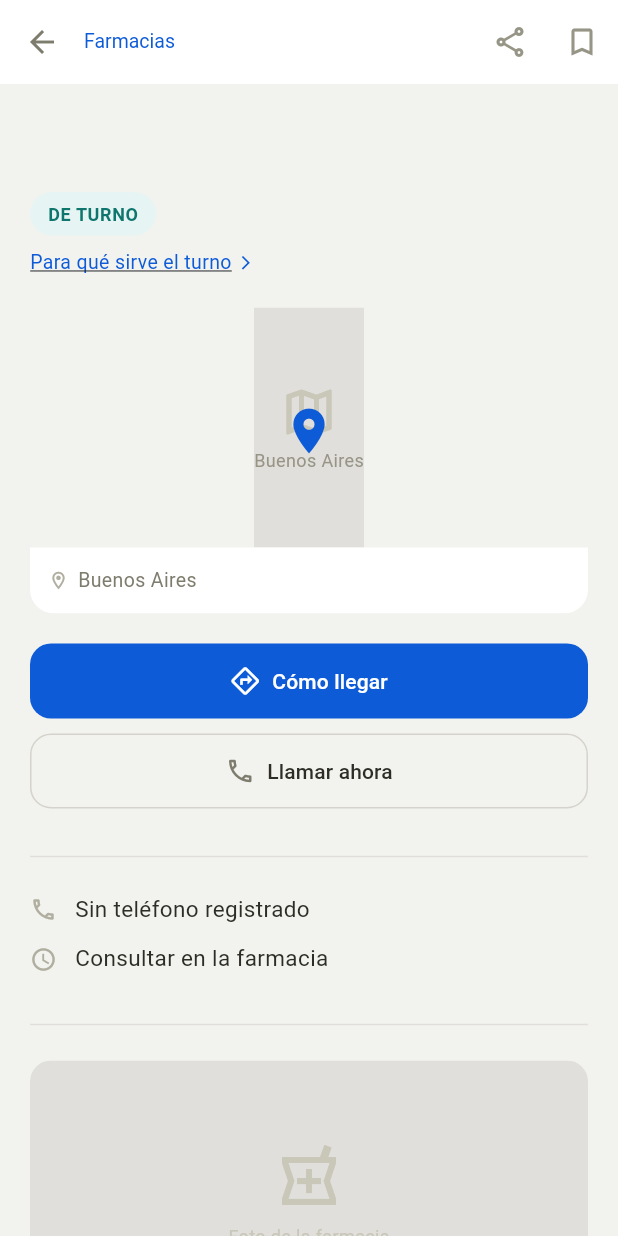
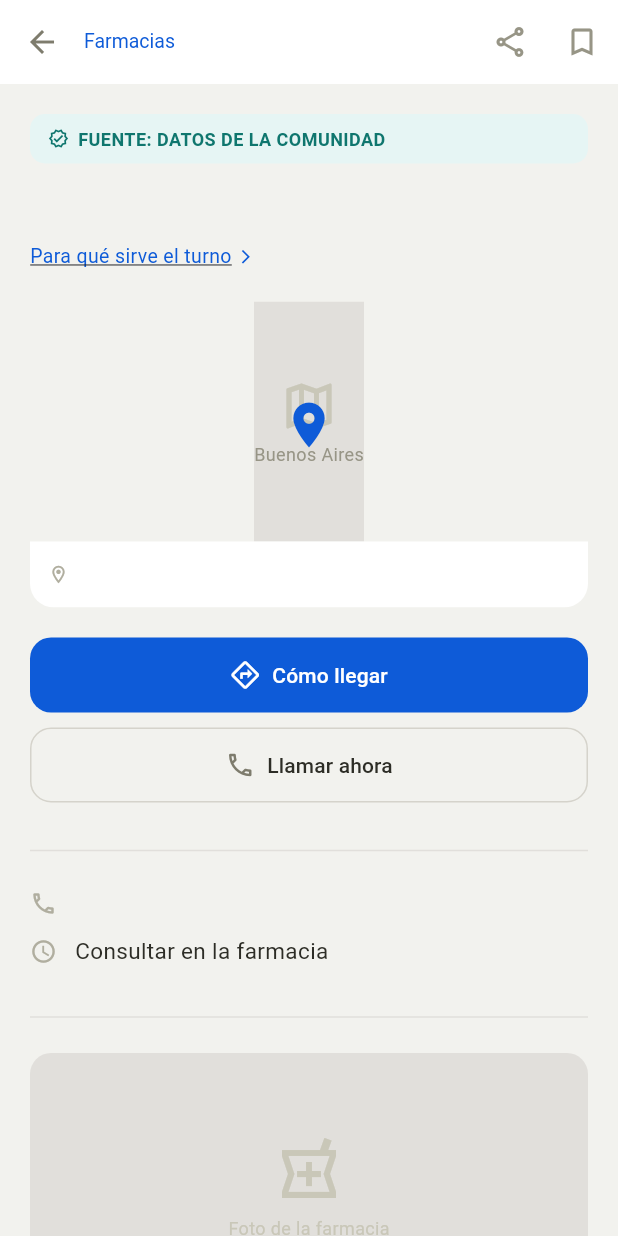
Before and after one commit to pablo-ziegler-glitch/TuM2, a Flutter app: the PharmacyDutyDetailScreen screen opened directly with empty values, on a phone screen of 412 x 824 dp. Run offline on Flutter 3.47's test engine with Material 3 defaults, Android fonts, the phone set to English and light mode, and no system bars; our stand-ins replace cloud_firestore, cloud_functions, firebase_analytics, firebase_auth, firebase_core, flutter_riverpod and 4 more; accounts and stored records are empty; statements that could not run were skipped.

Commit message:
tum2-0061 PR2: conectar pharmacy_duty_detail_screen y actualizar router
pharmacy_duty_detail_screen.dart:
- Nuevo parámetro opcional PharmacyDutyItem? item en constructor
- Si item != null: usa datos directamente (navegación normal desde lista)
- Si item == null (deep link): FutureBuilder con fetch merchant_public/{id}
- Elimina _demoDetails y _resolveDetail
- Botón "Llamar ahora" oculto si item.phone == null
- Botón "Cómo llegar" y mapa ocultos si item.lat/lng == null
- _VerificationRow deriva source de dutyVerificationStatus (sin verifiedAgo)
- Analytics farmacia_maps_tap y farmacia_call_tap en ambos CTAs

app_router.dart:
- Ruta /pharmacy/:id lee state.extra as PharmacyDutyItem? y lo pasa al constructor
- Agrega import de pharmacy_duty_item.dart

https://claude.ai/code/session_01VnHffYUXvi2uWpbS4eTmBV

```diff
--- a/mobile/lib/core/router/app_router.dart
+++ b/mobile/lib/core/router/app_router.dart
@@ -25,6 +25,7 @@ import '../../modules/brand/onboarding_owner/onboarding_owner_flow.dart';
 import '../../modules/brand/onboarding_owner/models/onboarding_draft.dart';
 import '../../modules/pharmacy/screens/pharmacy_duty_screen.dart';
 import '../../modules/pharmacy/screens/pharmacy_duty_detail_screen.dart';
+import '../../modules/pharmacy/models/pharmacy_duty_item.dart';
 import '../../shared/widgets/placeholder_screen.dart';
 
 // ── Pending route (deep link pre-auth) ───────────────────────────────────────
@@ -280,7 +281,8 @@ List<RouteBase> _buildRoutes() {
       path: '/pharmacy/:id',
       builder: (context, state) {
         final id = state.pathParameters['id']!;
-        return PharmacyDutyDetailScreen(pharmacyId: id);
+        final item = state.extra as PharmacyDutyItem?;
+        return PharmacyDutyDetailScreen(pharmacyId: id, item: item);
       },
     ),
 
--- a/mobile/lib/modules/pharmacy/screens/pharmacy_duty_detail_screen.dart
+++ b/mobile/lib/modules/pharmacy/screens/pharmacy_duty_detail_screen.dart
@@ -1,9 +1,12 @@
+import 'package:cloud_firestore/cloud_firestore.dart';
 import 'package:flutter/material.dart';
 import 'package:go_router/go_router.dart';
 import 'package:url_launcher/url_launcher.dart';
+import 'package:firebase_analytics/firebase_analytics.dart';
 
 import '../../../core/theme/app_colors.dart';
 import '../../../core/theme/app_text_styles.dart';
+import '../models/pharmacy_duty_item.dart';
 
 // ── Helpers de acción nativa ──────────────────────────────────────────────────
 
@@ -11,8 +14,9 @@ Future<void> _openMaps(String address) async {
   final encoded = Uri.encodeComponent(address);
   final uri = Uri.parse(
       'https://www.google.com/maps/search/?api=1&query=$encoded');
-  if (await canLaunchUrl(uri)) await launchUrl(uri,
-      mode: LaunchMode.externalApplication);
+  if (await canLaunchUrl(uri)) {
+    await launchUrl(uri, mode: LaunchMode.externalApplication);
+  }
 }
 
 Future<void> _callPhone(String phone) async {
@@ -21,100 +25,148 @@ Future<void> _callPhone(String phone) async {
   if (await canLaunchUrl(uri)) await launchUrl(uri);
 }
 
-// ── Demo data (reemplazar con carga Firestore en TuM2-0061) ──────────────────
-
-typedef _PharmacyDetail = ({
-  String name,
-  String address,
-  String distanceText,
-  String phone,
-  String dutyUntil,
-  String source,
-  String verifiedAgo,
-  String hours,
-});
-
-const Map<String, _PharmacyDetail> _demoDetails = {
-  'farmacia-central-palermo': (
-    name: 'Farmacia Central Palermo',
-    address: 'Av. Independencia 1420, Ciudad Autónoma de Buenos Aires',
-    distanceText: 'A 450m de tu ubicación actual',
-    phone: '+54 11 4321-9876',
-    dutyUntil: 'DE TURNO HASTA MAÑANA 08:30',
-    source: 'MINISTERIO DE SALUD',
-    verifiedAgo: '12 MIN',
-    hours: 'Abierto 24hs (Turno asignado)',
-  ),
-  'farmacia-del-jardin': (
-    name: 'Farmacia del Jardín',
-    address: 'Scalabrini Ortiz 2105, Ciudad Autónoma de Buenos Aires',
-    distanceText: 'A 820m de tu ubicación actual',
-    phone: '+54 11 4567-8901',
-    dutyUntil: 'DE TURNO HASTA MAÑANA 08:30',
-    source: 'COLEGIO DE FARMACÉUTICOS',
-    verifiedAgo: '45 MIN',
-    hours: 'Abierto 24hs (Turno asignado)',
-  ),
-  'nueva-era-farmacias': (
-    name: 'Nueva Era Farmacias',
-    address: 'Av. Las Heras 3800, Ciudad Autónoma de Buenos Aires',
-    distanceText: 'A 1.2km de tu ubicación actual',
-    phone: '+54 11 4890-1234',
-    dutyUntil: 'DE TURNO HASTA MAÑANA 08:30',
-    source: 'DATOS DE LA COMUNIDAD',
-    verifiedAgo: '2 HS',
-    hours: 'Abierto 24hs (Turno asignado)',
-  ),
-};
-
-_PharmacyDetail _resolveDetail(String id) =>
-    _demoDetails[id] ??
-    (
-      name: id,
-      address: 'Buenos Aires',
-      distanceText: '',
-      phone: 'Sin teléfono registrado',
-      dutyUntil: 'DE TURNO',
-      source: 'FUENTE NO DISPONIBLE',
-      verifiedAgo: '',
-      hours: 'Consultar en la farmacia',
-    );
+void _logEvent(String name, Map<String, Object> params) {
+  FirebaseAnalytics.instance.logEvent(name: name, parameters: params);
+}
 
 // ── Pantalla ──────────────────────────────────────────────────────────────────
 
 /// Detalle de farmacia de turno.
-/// Recibe [pharmacyId] para futura carga desde Firestore en TuM2-0061.
+/// Si [item] se proporciona, se usan sus datos directamente (navegación desde lista).
+/// Si [item] es null (deep link), se hace fetch de merchant_public/{pharmacyId}.
 class PharmacyDutyDetailScreen extends StatelessWidget {
   final String pharmacyId;
+  final PharmacyDutyItem? item;
 
-  const PharmacyDutyDetailScreen({super.key, required this.pharmacyId});
+  const PharmacyDutyDetailScreen({
+    super.key,
+    required this.pharmacyId,
+    this.item,
+  });
 
   @override
   Widget build(BuildContext context) {
-    final data = _resolveDetail(pharmacyId);
+    if (item != null) {
+      return _DetailView(pharmacyId: pharmacyId, item: item!);
+    }
+    return FutureBuilder<DocumentSnapshot>(
+      future: FirebaseFirestore.instance
+          .doc('merchant_public/$pharmacyId')
+          .get(),
+      builder: (context, snapshot) {
+        if (snapshot.connectionState == ConnectionState.waiting) {
+          return const Scaffold(
+            backgroundColor: AppColors.scaffoldBg,
+            body: Center(child: CircularProgressIndicator()),
+          );
+        }
+        if (snapshot.hasError ||
+            !snapshot.hasData ||
+            !snapshot.data!.exists) {
+          return Scaffold(
+            backgroundColor: AppColors.scaffoldBg,
+            body: Column(
+              children: [
+                _buildAppBarSimple(context),
+                const Expanded(
+                  child: Center(
+                    child: Text('No se pudo cargar la farmacia.'),
+                  ),
+                ),
+              ],
+            ),
+          );
+        }
+        final data =
+            snapshot.data!.data() as Map<String, dynamic>;
+        final fallbackItem = PharmacyDutyItem(
+          dutyId: '',
+          merchantId: pharmacyId,
+          name: data['name'] as String? ?? '',
+          address: data['address'] as String? ?? '',
+          phone: data['phone'] as String?,
+          lat: (data['lat'] as num?)?.toDouble(),
+          lng: (data['lng'] as num?)?.toDouble(),
+          startsAt: DateTime.now(),
+          endsAt: DateTime.now().add(const Duration(hours: 8)),
+          date: '',
+          zoneId: '',
+          verificationStatus:
+              data['verificationStatus'] as String? ?? 'unverified',
+          dutyVerificationStatus: 'referential',
+          confidenceScore:
+              (data['confidenceScore'] as num?)?.toDouble(),
+        );
+        return _DetailView(
+            pharmacyId: pharmacyId, item: fallbackItem);
+      },
+    );
+  }
+
+  Widget _buildAppBarSimple(BuildContext context) {
+    return SafeArea(
+      child: Row(
+        children: [
+          IconButton(
+            icon: const Icon(Icons.arrow_back),
+            color: AppColors.neutral700,
+            onPressed: () => context.pop(),
+          ),
+        ],
+      ),
+    );
+  }
+}
+
+// ── Vista interna con datos ───────────────────────────────────────────────────
+
+class _DetailView extends StatelessWidget {
+  const _DetailView({
+    required this.pharmacyId,
+    required this.item,
+  });
+  final String pharmacyId;
+  final PharmacyDutyItem item;
+
+  String? get _verificationSource {
+    switch (item.dutyVerificationStatus) {
+      case 'validated':
+      case 'claimed':
+        return 'MINISTERIO DE SALUD';
+      case 'referential':
+        return 'DATOS DE LA COMUNIDAD';
+      default:
+        return null;
+    }
+  }
+
+  @override
+  Widget build(BuildContext context) {
+    final hasCoords = item.lat != null && item.lng != null;
+    final source = _verificationSource;
 
     return Scaffold(
       backgroundColor: AppColors.scaffoldBg,
       body: CustomScrollView(
         slivers: [
-          _buildAppBar(context, data),
+          _buildAppBar(context),
           SliverToBoxAdapter(
             child: Padding(
               padding: const EdgeInsets.fromLTRB(20, 20, 20, 40),
               child: Column(
                 crossAxisAlignment: CrossAxisAlignment.start,
                 children: [
-                  // Verificación
-                  if (data.verifiedAgo.isNotEmpty)
-                    _VerificationRow(
-                        source: data.source, verifiedAgo: data.verifiedAgo),
-                  const SizedBox(height: 12),
+                  // Verificación (solo si hay source conocido)
+                  if (source != null)
+                    _VerificationRow(source: source),
+                  if (source != null) const SizedBox(height: 12),
                   // Nombre
-                  Text(data.name, style: AppTextStyles.headingLg),
+                  Text(item.name, style: AppTextStyles.headingLg),
                   const SizedBox(height: 10),
-                  // Badge turno
-                  _DutyBadge(label: data.dutyUntil),
-                  const SizedBox(height: 8),
+                  // Badge turno (solo si hay datos de turno)
+                  if (item.dutyId.isNotEmpty)
+                    _DutyBadge(label: item.dutyBadgeLabel),
+                  if (item.dutyId.isNotEmpty) const SizedBox(height: 8),
                   // Link info
                   GestureDetector(
                     onTap: () {},
@@ -134,27 +186,36 @@ class PharmacyDutyDetailScreen extends StatelessWidget {
                     ),
                   ),
                   const SizedBox(height: 20),
-                  // Mapa placeholder
-                  _MapWidget(
-                    address: data.address,
-                    distanceText: data.distanceText,
-                  ),
+                  // Mapa (solo si hay coordenadas)
+                  if (hasCoords) ...[
+                    _MapWidget(address: item.address),
                     const SizedBox(height: 20),
-                  // CTA principal — Cómo llegar
+                  ],
+                  // CTA principal — Cómo llegar (solo si hay coordenadas)
+                  if (hasCoords) ...[
                     SizedBox(
                       width: double.infinity,
                       child: ElevatedButton.icon(
-                      onPressed: () => _openMaps(data.address),
+                        onPressed: () {
+                          _logEvent('farmacia_maps_tap', {
+                            'merchant_id': pharmacyId,
+                            'zone_id': item.zoneId,
+                            'trust_level': item.trustLevel.name,
+                          });
+                          _openMaps(item.address);
+                        },
                         style: ElevatedButton.styleFrom(
                           backgroundColor: AppColors.primary500,
                           foregroundColor: AppColors.surface,
-                        padding: const EdgeInsets.symmetric(vertical: 15),
+                          padding:
+                              const EdgeInsets.symmetric(vertical: 15),
                           shape: RoundedRectangleBorder(
                             borderRadius: BorderRadius.circular(14),
                           ),
                           elevation: 0,
                         ),
-                      icon: const Icon(Icons.directions_outlined, size: 20),
+                        icon: const Icon(Icons.directions_outlined,
+                            size: 20),
                         label: Text(
                           'Cómo llegar',
                           style: AppTextStyles.labelMd
@@ -163,15 +224,26 @@ class PharmacyDutyDetailScreen extends StatelessWidget {
                       ),
                     ),
                     const SizedBox(height: 10),
-                  // CTA secundario — Llamar
+                  ],
+                  // CTA secundario — Llamar (solo si hay teléfono)
+                  if (item.phone != null) ...[
                     SizedBox(
                       width: double.infinity,
                       child: OutlinedButton.icon(
-                      onPressed: () => _callPhone(data.phone),
+                        onPressed: () {
+                          _logEvent('farmacia_call_tap', {
+                            'merchant_id': pharmacyId,
+                            'zone_id': item.zoneId,
+                            'trust_level': item.trustLevel.name,
+                          });
+                          _callPhone(item.phone!);
+                        },
                         style: OutlinedButton.styleFrom(
                           foregroundColor: AppColors.neutral900,
-                        side: BorderSide(color: AppColors.neutral300),
-                        padding: const EdgeInsets.symmetric(vertical: 15),
+                          side:
+                              BorderSide(color: AppColors.neutral300),
+                          padding:
+                              const EdgeInsets.symmetric(vertical: 15),
                           shape: RoundedRectangleBorder(
                             borderRadius: BorderRadius.circular(14),
                           ),
@@ -183,25 +255,29 @@ class PharmacyDutyDetailScreen extends StatelessWidget {
                       ),
                     ),
                     const SizedBox(height: 24),
+                  ] else
+                    const SizedBox(height: 24),
                   const Divider(color: AppColors.neutral200),
                   const SizedBox(height: 16),
-                  // Datos de contacto y horario
+                  // Teléfono (solo si existe)
+                  if (item.phone != null) ...[
                     _InfoDetailRow(
                       icon: Icons.phone_outlined,
-                    text: data.phone,
+                      text: item.phone!,
                     ),
                     const SizedBox(height: 10),
+                  ],
                   _InfoDetailRow(
                     icon: Icons.access_time_outlined,
-                    text: data.hours,
+                    text: item.dutyId.isNotEmpty
+                        ? 'Abierto 24hs (Turno asignado)'
+                        : 'Consultar en la farmacia',
                   ),
                   const SizedBox(height: 24),
                   const Divider(color: AppColors.neutral200),
                   const SizedBox(height: 16),
-                  // Foto placeholder
                   _PhotoPlaceholder(),
                   const SizedBox(height: 24),
-                  // Acciones secundarias
                   _SecondaryActions(),
                 ],
               ),
@@ -212,7 +288,7 @@ class PharmacyDutyDetailScreen extends StatelessWidget {
     );
   }
 
-  SliverAppBar _buildAppBar(BuildContext context, _PharmacyDetail data) {
+  SliverAppBar _buildAppBar(BuildContext context) {
     return SliverAppBar(
       pinned: true,
       backgroundColor: AppColors.surface,
@@ -250,12 +326,8 @@ class PharmacyDutyDetailScreen extends StatelessWidget {
 // ── Verificación ──────────────────────────────────────────────────────────────
 
 class _VerificationRow extends StatelessWidget {
-  const _VerificationRow({
-    required this.source,
-    required this.verifiedAgo,
-  });
+  const _VerificationRow({required this.source});
   final String source;
-  final String verifiedAgo;
 
   @override
   Widget build(BuildContext context) {
@@ -272,7 +344,7 @@ class _VerificationRow extends StatelessWidget {
           const SizedBox(width: 6),
           Expanded(
             child: Text(
-              'VERIFICADO HACE $verifiedAgo POR $source',
+              'FUENTE: $source',
               style: AppTextStyles.bodyXs.copyWith(
                 color: AppColors.successFg,
                 letterSpacing: 0.3,
@@ -315,9 +387,8 @@ class _DutyBadge extends StatelessWidget {
 // ── Mapa ──────────────────────────────────────────────────────────────────────
 
 class _MapWidget extends StatelessWidget {
-  const _MapWidget({required this.address, required this.distanceText});
+  const _MapWidget({required this.address});
   final String address;
-  final String distanceText;
 
   @override
   Widget build(BuildContext context) {
@@ -325,7 +396,6 @@ class _MapWidget extends StatelessWidget {
       borderRadius: BorderRadius.circular(16),
       child: Column(
         children: [
-          // Mapa placeholder
           Container(
             height: 160,
             color: AppColors.neutral200,
@@ -341,7 +411,6 @@ class _MapWidget extends StatelessWidget {
                     Text('Buenos Aires', style: AppTextStyles.bodyXs),
                   ],
                 ),
-                // Pin central
                 Positioned(
                   bottom: 60,
                   child: Icon(Icons.location_on,
@@ -350,14 +419,10 @@ class _MapWidget extends StatelessWidget {
               ],
             ),
           ),
-          // Dirección debajo del mapa
           Container(
             color: AppColors.surface,
             padding: const EdgeInsets.all(12),
-            child: Column(
-              crossAxisAlignment: CrossAxisAlignment.start,
-              children: [
-                Row(
+            child: Row(
               children: [
                 Icon(Icons.location_on_outlined,
                     size: 14, color: AppColors.neutral500),
@@ -368,25 +433,6 @@ class _MapWidget extends StatelessWidget {
                     style: AppTextStyles.bodySm,
                   ),
                 ),
-                  ],
-                ),
-                if (distanceText.isNotEmpty) ...[
-                  const SizedBox(height: 4),
-                  Row(
-                    children: [
-                      Icon(Icons.directions_walk,
-                          size: 14, color: AppColors.primary500),
-                      const SizedBox(width: 6),
-                      Text(
-                        distanceText,
-                        style: AppTextStyles.bodySm.copyWith(
-                          color: AppColors.primary600,
-                          fontWeight: FontWeight.w500,
-                        ),
-                      ),
-                    ],
-                  ),
-                ],
               ],
             ),
           ),
```
Lines whose indentation alone changed are shown as unchanged.
